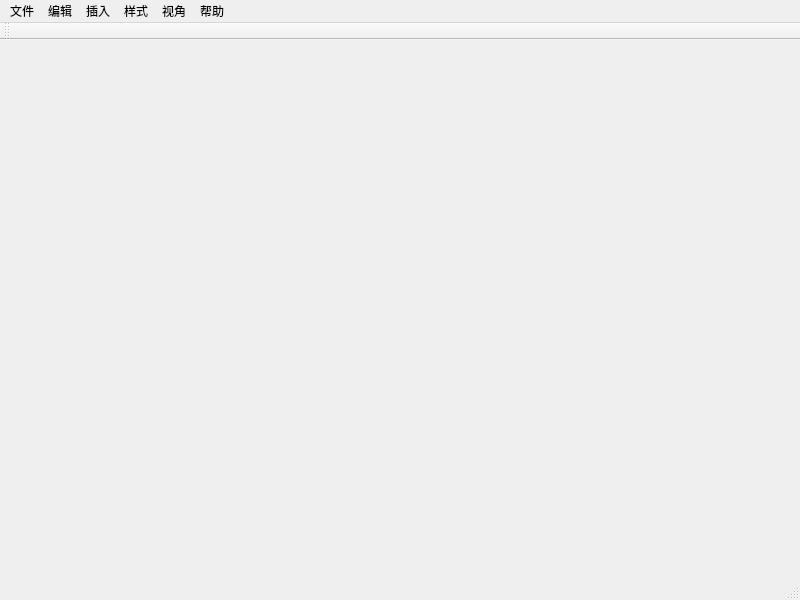
This is FlowChartEditor/mainwindow.ui in Daniel-zyc/FlowChartEditor as Qt 5 draws it before an edit. The edited form follows.
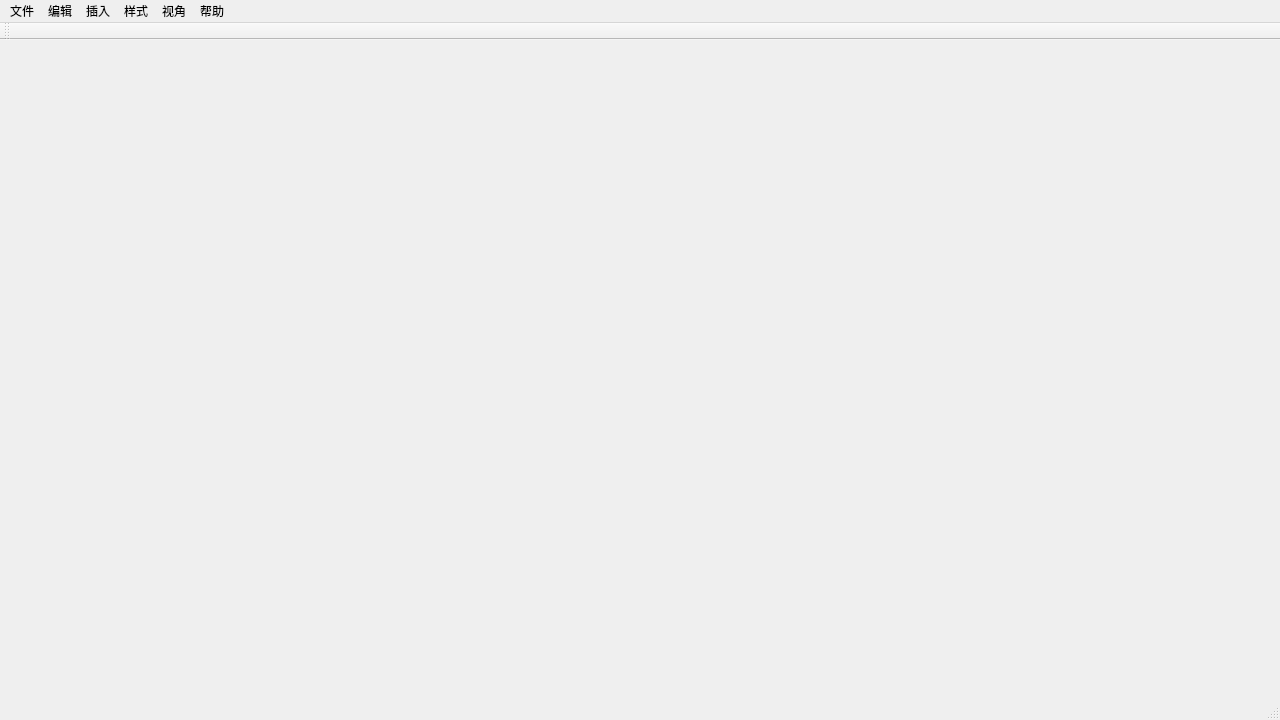
This is the edited form.

What changed in the file:
```diff
--- a/FlowChartEditor/mainwindow.ui
+++ b/FlowChartEditor/mainwindow.ui
@@ -6,8 +6,8 @@
    <rect>
     <x>0</x>
     <y>0</y>
-    <width>800</width>
-    <height>600</height>
+    <width>1280</width>
+    <height>720</height>
    </rect>
   </property>
   <property name="windowTitle">
@@ -19,8 +19,8 @@
     <rect>
      <x>0</x>
      <y>0</y>
-     <width>800</width>
-     <height>17</height>
+     <width>1280</width>
+     <height>20</height>
     </rect>
    </property>
    <widget class="QMenu" name="fileMenu">
```
